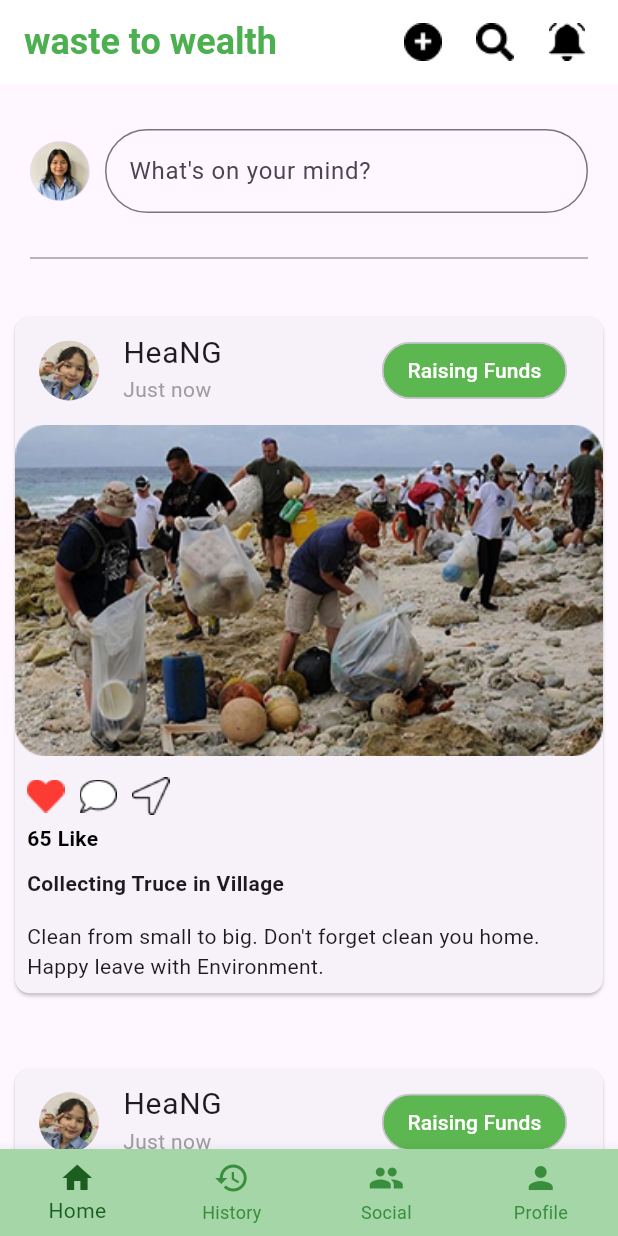
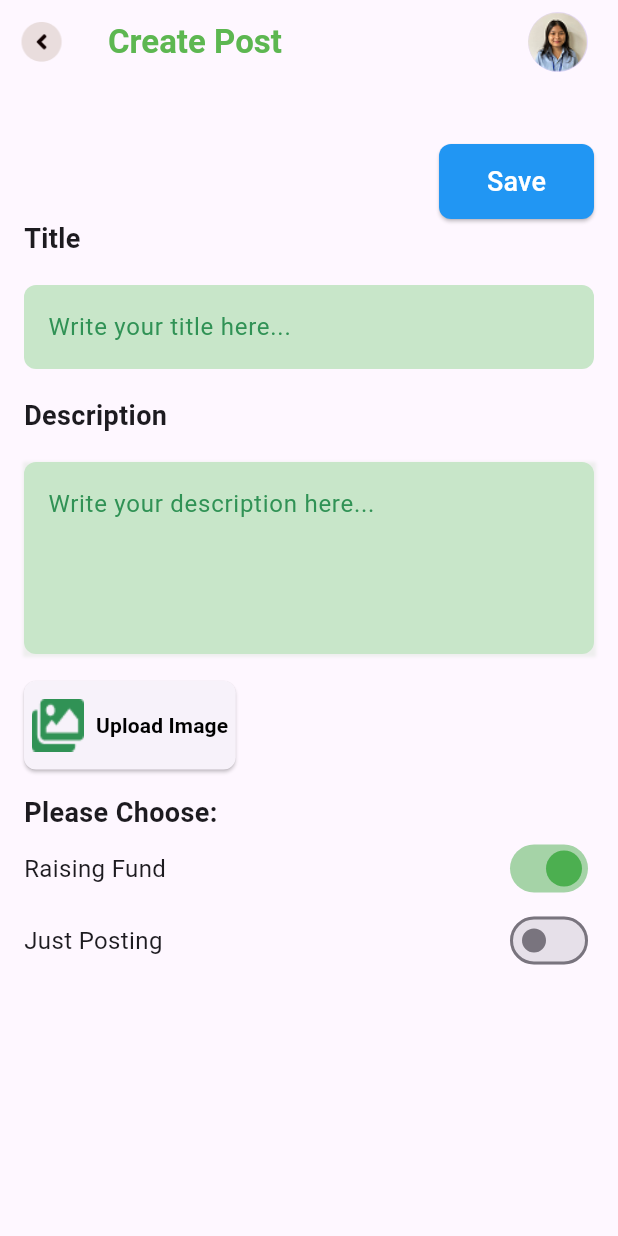
Before and after one commit to saolaiheang/waste-to-wealth, a Flutter app: the screen it shows after launch, on a phone screen of 412 x 824 dp. Run offline on Flutter 3.47's test engine with Material 3 defaults, Android fonts, the phone set to English and light mode, and no system bars; our stand-ins replace fl_chart, flutter_bloc, multi_select_flutter, shared_preferences.

Commit message:
create new social

```diff
--- a/lib/main.dart
+++ b/lib/main.dart
@@ -6,6 +6,7 @@ import 'package:waste_to_wealth/screen/homescreen.dart';
 import 'package:waste_to_wealth/screen/login.dart';
 import 'package:waste_to_wealth/screen/pickup.dart';
 import 'package:waste_to_wealth/screen/social.dart';
+import 'package:waste_to_wealth/screen/newSocial.dart';
 
 import 'package:waste_to_wealth/screen/splashscreen.dart'; // Ensure this file exists
 
@@ -22,7 +23,7 @@ class MyApp extends StatelessWidget {
       providers: [BlocProvider<UserBloc>(create: (context) => UserBloc())],
       child: MaterialApp(
         debugShowCheckedModeBanner: false,
-        initialRoute: '/social',
+        initialRoute: '/newSocial',
 
         routes: {
           '/splash': (context) => const SplashScreen(),
@@ -31,6 +32,7 @@ class MyApp extends StatelessWidget {
           '/pickup': (context) => SchedulePickupScreen(),
           '/istory': (context) => PickupScheduleHistory(),
           '/social': (context) => SocialPage(),
+          '/newSocial': (context) => CreatePostScreen(),
         },
       ),
     );
--- /dev/null
+++ b/lib/screen/newSocial.dart
@@ -0,0 +1,180 @@
+import 'package:flutter/material.dart';
+
+class CreatePostScreen extends StatefulWidget {
+  const CreatePostScreen({super.key});
+
+  @override
+  _CreatePostScreenState createState() => _CreatePostScreenState();
+}
+
+class _CreatePostScreenState extends State<CreatePostScreen> {
+  bool isRaisingFund = true;
+  bool isJustPosting = false;
+
+  @override
+  Widget build(BuildContext context) {
+    return Scaffold(
+      appBar: AppBar(
+        title: const Text(
+          'Create Post',
+          style: TextStyle(
+            color: Color(0xff5DB751),
+            fontSize: 22,
+            fontWeight: FontWeight.bold,
+          ),
+        ),
+        leading: IconButton(
+          icon: Image.asset('assets/icons/Frame 2.png', height: 50, width: 50),
+          onPressed: () {
+
+            Navigator.pop(context);
+            }
+            ),
+
+        actions: [
+          Padding(
+            padding: const EdgeInsets.symmetric(horizontal: 20),
+            child: CircleAvatar(
+              backgroundImage: AssetImage('assets/icons/Ellipse 12.png'),
+            ),
+          ),
+        ],
+      ),
+      body: Padding(
+        padding: const EdgeInsets.all(16.0),
+        child: Column(
+          crossAxisAlignment: CrossAxisAlignment.start,
+          children: [
+            SizedBox(height: 24),
+            Align(
+              alignment: Alignment.centerRight,
+              child: ElevatedButton(
+                onPressed: () {},
+                style: ElevatedButton.styleFrom(
+                  backgroundColor: Colors.blue,
+                  shape: RoundedRectangleBorder(
+                    borderRadius: BorderRadius.circular(8),
+                  ),
+                  padding: EdgeInsets.symmetric(horizontal: 32, vertical: 12),
+                ),
+                child: Text(
+                  "Save",
+                  style: TextStyle(color: Colors.white, fontSize: 18),
+                ),
+              ),
+            ),
+            Text(
+              "Title",
+              style: TextStyle(fontSize: 18, fontWeight: FontWeight.bold),
+            ),
+            SizedBox(height: 18),
+            TextField(
+              decoration: InputDecoration(
+                hintText: "Write your title here...",
+                hintStyle: TextStyle(color: Color(0xff309255)),
+
+                filled: true,
+                fillColor: Colors.green.shade100,
+                border: OutlineInputBorder(
+                  borderRadius: BorderRadius.circular(8),
+                  borderSide: BorderSide.none,
+                ),
+              ),
+            ),
+            SizedBox(height: 18),
+
+            Text(
+              "Description",
+              style: TextStyle(fontSize: 18, fontWeight: FontWeight.bold),
+            ),
+            SizedBox(height: 18),
+
+            Container(
+              decoration: BoxDecoration(
+                boxShadow: [
+                  BoxShadow(
+                    color: Colors.grey.shade200,
+                    spreadRadius: 1,
+                    blurRadius: 1,
+                    offset: Offset(0, 1),
+
+                  ),
+                ],
+              ),
+
+             child:  TextField(
+                maxLines: 4,
+                decoration: InputDecoration(
+                  hintText: "Write your description here...",
+                  hintStyle: TextStyle(color: Color(0xff309255)),
+                  filled: true,
+                  fillColor: Colors.green.shade100,
+                  border: OutlineInputBorder(
+                    borderRadius: BorderRadius.circular(8),
+                    borderSide: BorderSide.none,
+                  ),
+                ),
+              ),
+            ),
+            SizedBox(height: 18),
+            ElevatedButton.icon(
+              onPressed: () {},
+              icon: Image.asset('assets/icons/Vector(9).png'),
+              label: Text(
+                "Upload Image",
+                style: TextStyle(
+                  color: Colors.black,
+                  fontWeight: FontWeight.bold,
+                ),
+              ),
+              style: ElevatedButton.styleFrom(
+                backgroundColor: null,
+                shape: RoundedRectangleBorder(
+                  borderRadius: BorderRadius.circular(8),
+                ),
+                padding: EdgeInsets.symmetric(horizontal: 5, vertical: 12),
+              ),
+            ),
+            SizedBox(height: 16),
+            Text(
+              "Please Choose:",
+              style: TextStyle(fontSize: 18, fontWeight: FontWeight.bold),
+            ),
+            Row(
+              mainAxisAlignment: MainAxisAlignment.spaceBetween,
+              children: [
+                Text("Raising Fund", style: TextStyle(fontSize: 16)),
+                Switch(
+                  value: isRaisingFund,
+                  activeColor: Colors.green,
+                  onChanged: (value) {
+                    setState(() {
+                      isRaisingFund = value;
+                      if (value) isJustPosting = false;
+                    });
+                  },
+                ),
+              ],
+            ),
+            Row(
+              mainAxisAlignment: MainAxisAlignment.spaceBetween,
+              children: [
+                Text("Just Posting", style: TextStyle(fontSize: 16)),
+                Switch(
+                  value: isJustPosting,
+                  activeColor: Colors.green,
+                  onChanged: (value) {
+                    setState(() {
+                      isJustPosting = value;
+                      if (value) isRaisingFund = false;
+                    });
+                  },
+                ),
+              ],
+            ),
+          ],
+        ),
+      ),
+    );
+  }
+}
--- a/lib/screen/pickup.dart
+++ b/lib/screen/pickup.dart
@@ -95,6 +95,7 @@ class _SchedulePickupScreenState extends State<SchedulePickupScreen> {
       ),
       body: Padding(
         padding: const EdgeInsets.all(20.0),
+        child: SingleChildScrollView(
         child: Column(
           crossAxisAlignment: CrossAxisAlignment.start,
           children: [
@@ -188,6 +189,7 @@ class _SchedulePickupScreenState extends State<SchedulePickupScreen> {
           ],
         ),
       ),
+      )
     );
   }
 
--- a/lib/screen/social.dart
+++ b/lib/screen/social.dart
@@ -1,4 +1,5 @@
 import 'package:flutter/material.dart';
+import 'package:waste_to_wealth/screen/newSocial.dart';
 
 void main() {
   runApp(const SocialPage());
@@ -35,7 +36,12 @@ class WasteToWealthScreen extends StatelessWidget {
 
         actions: [
           IconButton(
-            onPressed: () {},
+            onPressed: () {
+              Navigator.push(
+                context,
+                MaterialPageRoute(builder: (context) => CreatePostScreen()),
+                );
+            },
             icon: Image.asset('assets/icons/Frame 49.png'),
           ),
           IconButton(
@@ -89,6 +95,7 @@ class PostInputField extends StatelessWidget {
                 child: TextField(
                   decoration: InputDecoration(
                     hintText: "What's on your mind?",
+
 
                     border: OutlineInputBorder(
                       borderRadius: BorderRadius.circular(40),
```
Also changed, not shown: assets/icons/Vector(9).png (added).
